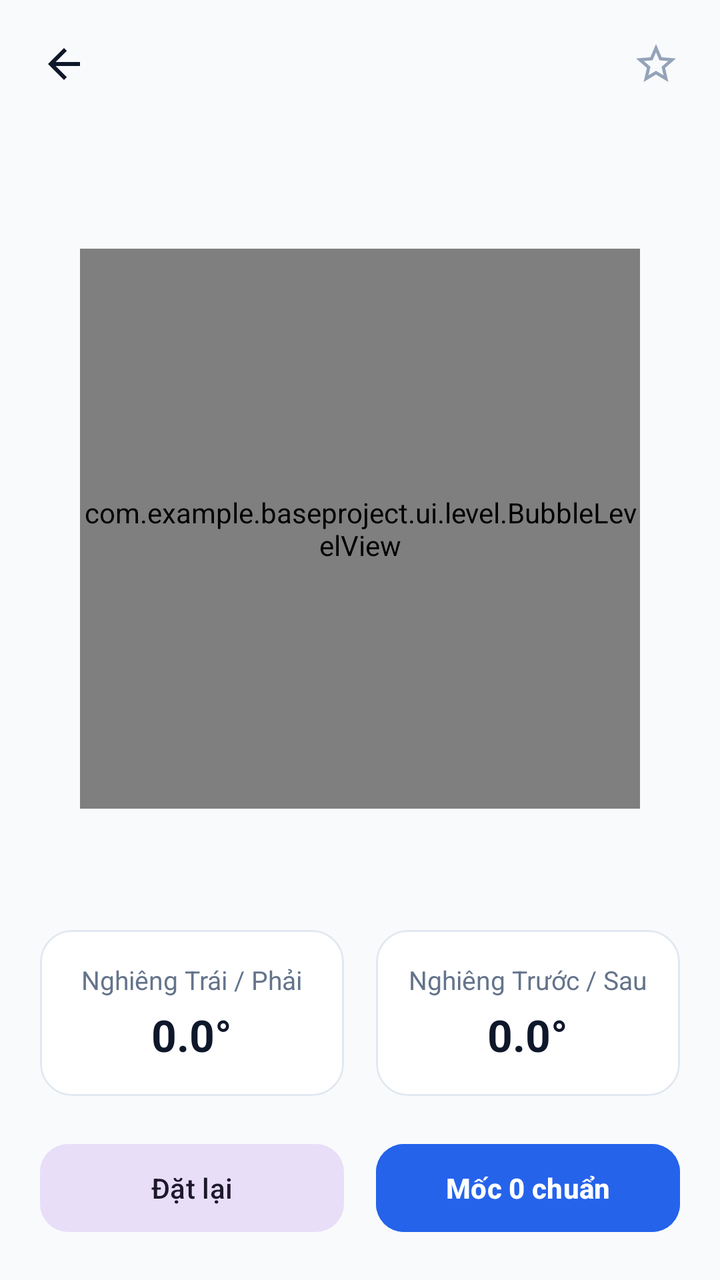
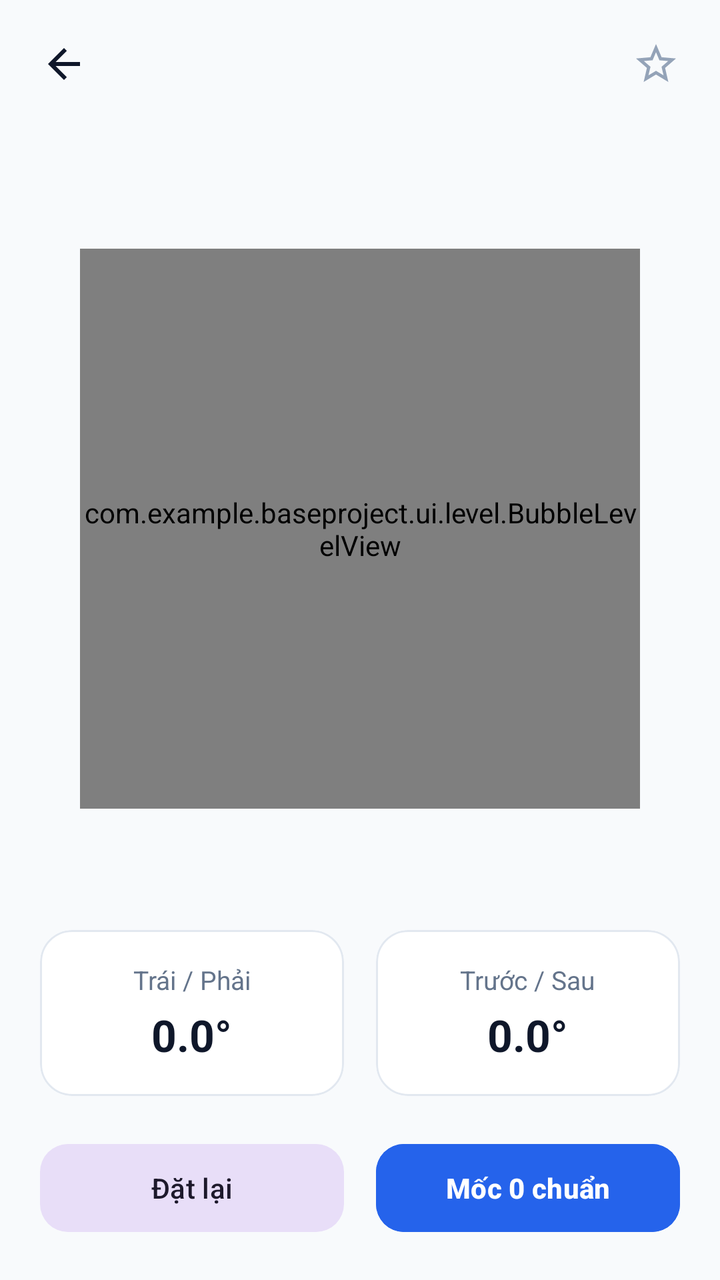

The first picture is an Android layout as it rendered before a commit; the second is the same layout after the commit. The layout source and the unified diff follow.
<!-- AndroidManifest.xml: application theme Theme.BaseProject -->
<!-- res/layout/fragment_level.xml -->
<?xml version="1.0" encoding="utf-8"?>
<LinearLayout xmlns:android="http://schemas.android.com/apk/res/android"
    xmlns:app="http://schemas.android.com/apk/res-auto"
    android:layout_width="match_parent"
    android:layout_height="match_parent"
    android:background="@color/colorBackground"
    android:orientation="vertical">

    <include layout="@layout/layout_tool_toolbar" />

    
    <TextView
        android:id="@+id/tvLevelSensorWarning"
        android:layout_width="match_parent"
        android:layout_height="wrap_content"
        android:layout_marginStart="20dp"
        android:layout_marginEnd="20dp"
        android:background="#FEF2F2"
        android:padding="12dp"
        android:text="@string/hardware_not_supported"
        android:textColor="@color/colorDanger"
        android:textSize="13sp"
        android:visibility="gone" />

    
    <FrameLayout
        android:layout_width="match_parent"
        android:layout_height="0dp"
        android:layout_weight="1"
        android:padding="20dp">

        <com.example.baseproject.ui.level.BubbleLevelView
            android:id="@+id/bubbleLevelView"
            android:layout_width="280dp"
            android:layout_height="280dp"
            android:layout_gravity="center" />
    </FrameLayout>

    
    <LinearLayout
        android:layout_width="match_parent"
        android:layout_height="wrap_content"
        android:orientation="horizontal"
        android:paddingStart="20dp"
        android:paddingEnd="20dp">

        <com.google.android.material.card.MaterialCardView
            android:layout_width="0dp"
            android:layout_height="wrap_content"
            android:layout_marginEnd="8dp"
            android:layout_weight="1"
            app:cardBackgroundColor="@color/colorCardBackground"
            app:cardCornerRadius="16dp"
            app:cardElevation="0dp"
            app:strokeColor="@color/colorBorder"
            app:strokeWidth="1dp">

            <LinearLayout
                android:layout_width="match_parent"
                android:layout_height="wrap_content"
                android:gravity="center"
                android:orientation="vertical"
                android:padding="16dp">

                <TextView
                    android:layout_width="wrap_content"
                    android:layout_height="wrap_content"
                    android:text="Nghiêng Trái / Phải"
                    android:textColor="@color/textSecondary"
                    android:textSize="13sp" />

                <TextView
                    android:id="@+id/tvRollValue"
                    android:layout_width="wrap_content"
                    android:layout_height="wrap_content"
                    android:layout_marginTop="4dp"
                    android:text="0.0°"
                    android:textColor="@color/textPrimary"
                    android:textSize="22sp"
                    android:textStyle="bold" />
            </LinearLayout>
        </com.google.android.material.card.MaterialCardView>

        <com.google.android.material.card.MaterialCardView
            android:layout_width="0dp"
            android:layout_height="wrap_content"
            android:layout_marginStart="8dp"
            android:layout_weight="1"
            app:cardBackgroundColor="@color/colorCardBackground"
            app:cardCornerRadius="16dp"
            app:cardElevation="0dp"
            app:strokeColor="@color/colorBorder"
            app:strokeWidth="1dp">

            <LinearLayout
                android:layout_width="match_parent"
                android:layout_height="wrap_content"
                android:gravity="center"
                android:orientation="vertical"
                android:padding="16dp">

                <TextView
                    android:layout_width="wrap_content"
                    android:layout_height="wrap_content"
                    android:text="Nghiêng Trước / Sau"
                    android:textColor="@color/textSecondary"
                    android:textSize="13sp" />

                <TextView
                    android:id="@+id/tvPitchValue"
                    android:layout_width="wrap_content"
                    android:layout_height="wrap_content"
                    android:layout_marginTop="4dp"
                    android:text="0.0°"
                    android:textColor="@color/textPrimary"
                    android:textSize="22sp"
                    android:textStyle="bold" />
            </LinearLayout>
        </com.google.android.material.card.MaterialCardView>

    </LinearLayout>

    
    <LinearLayout
        android:layout_width="match_parent"
        android:layout_height="wrap_content"
        android:gravity="center"
        android:orientation="horizontal"
        android:padding="20dp">

        <com.google.android.material.button.MaterialButton
            android:id="@+id/btnResetCalibrate"
            style="@style/Widget.Material3.Button.TonalButton"
            android:layout_width="0dp"
            android:layout_height="52dp"
            android:layout_marginEnd="8dp"
            android:layout_weight="1"
            android:text="@string/reset"
            android:textSize="14sp"
            app:cornerRadius="14dp" />

        <com.google.android.material.button.MaterialButton
            android:id="@+id/btnCalibrate"
            style="@style/Widget.Material3.Button"
            android:layout_width="0dp"
            android:layout_height="52dp"
            android:layout_marginStart="8dp"
            android:layout_weight="1"
            android:backgroundTint="@color/colorPrimary"
            android:text="@string/calibrate"
            android:textSize="14sp"
            android:textStyle="bold"
            app:cornerRadius="14dp" />
    </LinearLayout>

</LinearLayout>
<!-- res/layout/layout_tool_toolbar.xml (included above) -->
<?xml version="1.0" encoding="utf-8"?>
<LinearLayout xmlns:android="http://schemas.android.com/apk/res/android"
    android:id="@+id/toolToolbar"
    android:layout_width="match_parent"
    android:layout_height="?attr/actionBarSize"
    android:gravity="center_vertical"
    android:orientation="horizontal"
    android:paddingStart="12dp"
    android:paddingEnd="12dp">

    <ImageView
        android:id="@+id/btnToolbarBack"
        android:layout_width="40dp"
        android:layout_height="40dp"
        android:background="?attr/selectableItemBackgroundBorderless"
        android:clickable="true"
        android:focusable="true"
        android:padding="8dp"
        android:src="@drawable/ic_arrow_back" />

    <TextView
        android:id="@+id/tvToolbarTitle"
        android:layout_width="0dp"
        android:layout_height="wrap_content"
        android:layout_marginStart="12dp"
        android:layout_weight="1"
        android:textColor="@color/textPrimary"
        android:textSize="18sp"
        android:textStyle="bold" />

    <ImageView
        android:id="@+id/btnToolbarFavorite"
        android:layout_width="40dp"
        android:layout_height="40dp"
        android:background="?attr/selectableItemBackgroundBorderless"
        android:clickable="true"
        android:focusable="true"
        android:padding="8dp"
        android:src="@drawable/ic_star_outline" />

</LinearLayout>
<!-- resources referenced by this layout -->
<resources>
  <color name="colorBackground">#F8FAFC</color>
  <color name="colorBorder">#E2E8F0</color>
  <color name="colorCardBackground">#FFFFFF</color>
  <color name="colorDanger">#EF4444</color>
  <color name="colorPrimary">#2563EB</color>
  <color name="textPrimary">#0F172A</color>
  <color name="textSecondary">#64748B</color>
  <!-- drawable ic_arrow_back (drawable) -->
  <vector xmlns:android="http://schemas.android.com/apk/res/android"
      android:width="24dp"
      android:height="24dp"
      android:viewportWidth="24"
      android:viewportHeight="24">
      <path
          android:fillColor="#0F172A"
          android:pathData="M20,11H7.83l5.59,-5.59L12,4l-8,8 8,8 1.41,-1.41L7.83,13H20v-2z"/>
  </vector>
  <!-- drawable ic_star_outline (drawable) -->
  <vector xmlns:android="http://schemas.android.com/apk/res/android"
      android:width="24dp"
      android:height="24dp"
      android:viewportWidth="24"
      android:viewportHeight="24">
      <path
          android:fillColor="#94A3B8"
          android:pathData="M22,9.24l-7.19,-0.62L12,2 9.19,8.63 2,9.24l5.46,4.73L5.82,21 12,17.27 18.18,21l-1.63,-7.03L22,9.24zM12,15.4l-3.76,2.27 1,-4.28 -3.32,-2.88 4.38,-0.38L12,6.1l1.71,4.04 4.38,0.38 -3.32,2.88 1,4.28L12,15.4z"/>
  </vector>
  <string name="calibrate">Mốc 0 chuẩn</string>
  <string name="hardware_not_supported">Thiết bị không hỗ trợ phần cứng này</string>
  <string name="reset">Đặt lại</string>
  <style name="Theme.BaseProject" parent="Base.Theme.BaseProject" />
  <style name="Base.Theme.BaseProject" parent="Theme.Material3.DayNight.NoActionBar">
          
          
      </style>
</resources>

<!-- the commit's change to res/layout/fragment_level.xml (unified diff, before → after) -->
@@ -65,7 +65,7 @@
                 <TextView
                     android:layout_width="wrap_content"
                     android:layout_height="wrap_content"
-                    android:text="Nghiêng Trái / Phải"
+                    android:text="Trái / Phải"
                     android:textColor="@color/textSecondary"
                     android:textSize="13sp" />
 
@@ -102,7 +102,7 @@
                 <TextView
                     android:layout_width="wrap_content"
                     android:layout_height="wrap_content"
-                    android:text="Nghiêng Trước / Sau"
+                    android:text="Trước / Sau"
                     android:textColor="@color/textSecondary"
                     android:textSize="13sp" />
 
